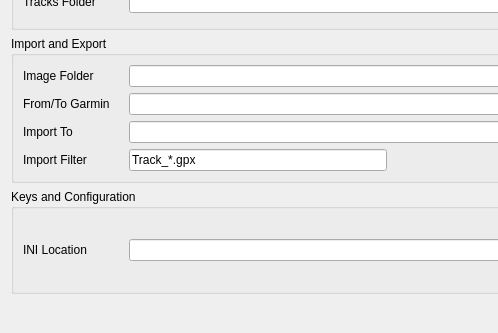
Before: the Qt Designer form src/configuration.ui in trumpton/POI, drawn with Qt 5; both pictures show x 0 to 498 and y 87 to 420 of the 845 by 420 pixel window.
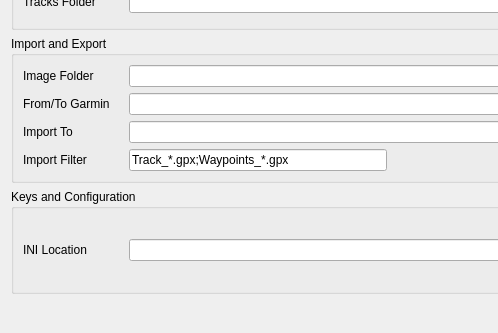
After: the same form once the commit is applied. Icons and pictures are not drawn.

Commit message: Added support for multiple file types in Garmin import

What changed in the file:
```diff
--- a/src/configuration.ui
+++ b/src/configuration.ui
@@ -258,7 +258,7 @@
         <item>
          <widget class="QLineEdit" name="importFilter">
           <property name="text">
-           <string>Track_*.gpx</string>
+           <string>Track_*.gpx;Waypoints_*.gpx</string>
           </property>
          </widget>
         </item>
```
The commit also changes 1 other file.
